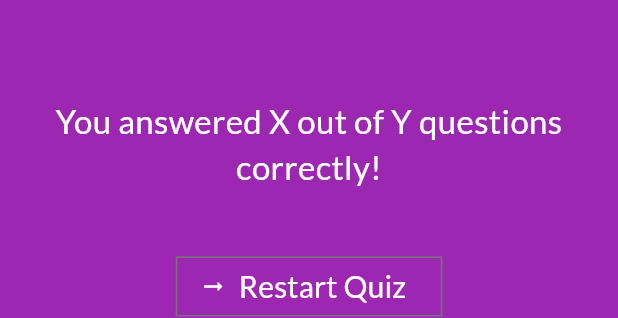
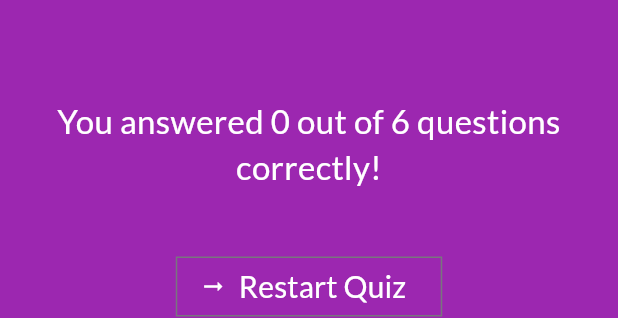
Before and after one commit to sckhoo/adv_basics, a Flutter app: the ResultScreen widget shown alone on an empty page, opened directly with empty values, on a phone screen of 412 x 824 dp. Shown: the part 408-726 px from the top of the screen. Run offline on Flutter 3.47's test engine with Material 3 defaults, Android fonts, the phone set to English and light mode, and no system bars; our stand-ins replace google_fonts.

```diff
--- a/lib/result_screen.dart
+++ b/lib/result_screen.dart
@@ -6,7 +6,7 @@ import 'package:adv_basics/questions_summary.dart';
 //import 'package:adv_basics/start_screen.dart';
 
 class ResultScreen extends StatelessWidget {
-  const ResultScreen({required this.chosenAnswers, super.key});
+  ResultScreen({required this.chosenAnswers, super.key});
 
   final List<String> chosenAnswers;
 
@@ -26,6 +26,12 @@ class ResultScreen extends StatelessWidget {
 
   @override
   Widget build(BuildContext context) {
+    final summaryData = getSummaryData();
+    final int totalQuestions = questions.length;
+    final int numCorrectAnswers = summaryData
+        .where((data) => data['user_answer'] == data['correct_answer'])
+        .length;
+
     return Container(
       color: Colors.purple,
       child: SizedBox(
@@ -35,7 +41,7 @@ class ResultScreen extends StatelessWidget {
           crossAxisAlignment: CrossAxisAlignment.center,
           children: [
             Text(
-              'You answered X out of Y questions correctly!',
+              'You answered $numCorrectAnswers out of $totalQuestions questions correctly!',
               style: GoogleFonts.lato(fontSize: 22, color: Colors.white),
               textAlign: TextAlign.center,
             ),
```
